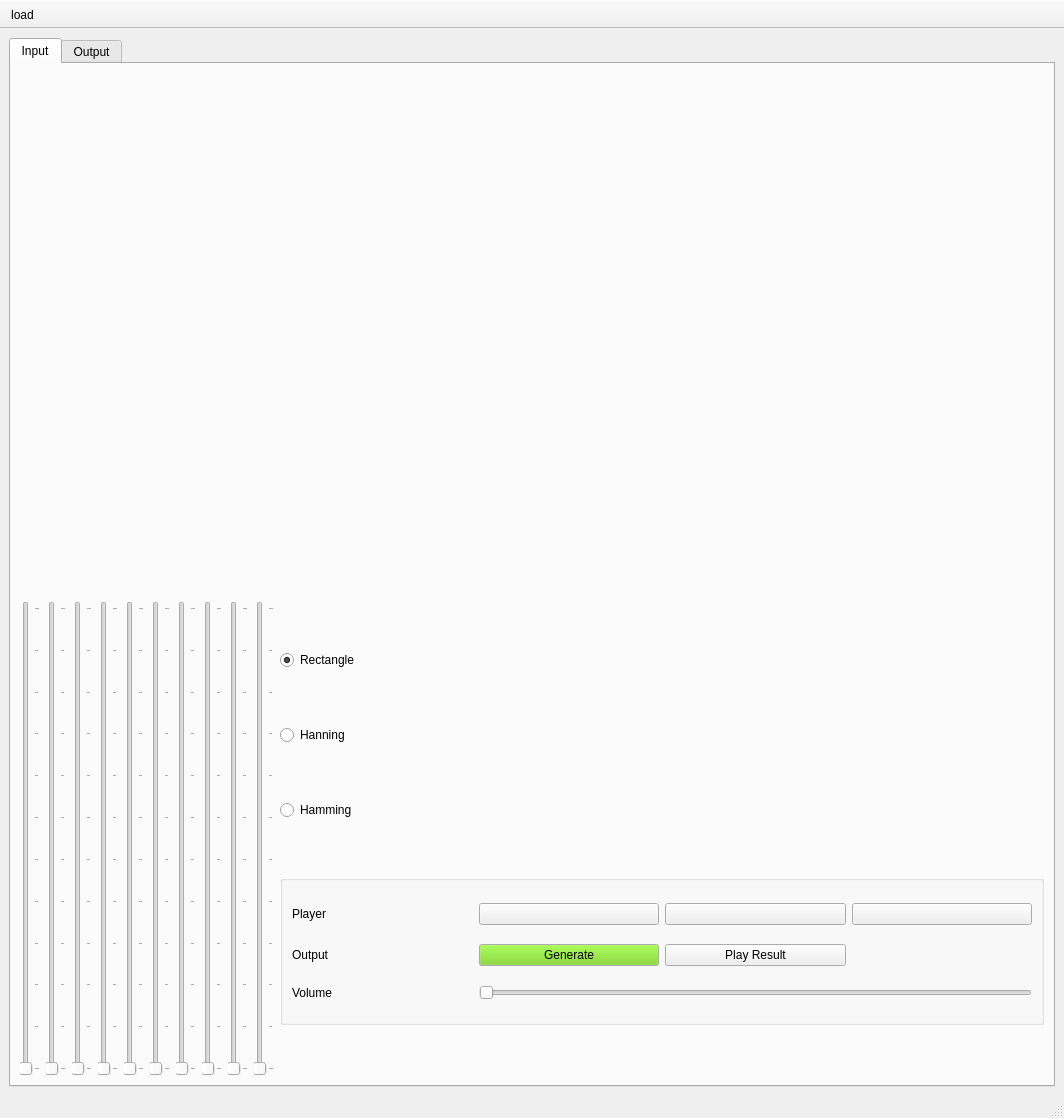
Above: Task2/testGUI.ui from Ahmad-Abdalmageed/DSP_tasks- before the change. Below: the same form after it.
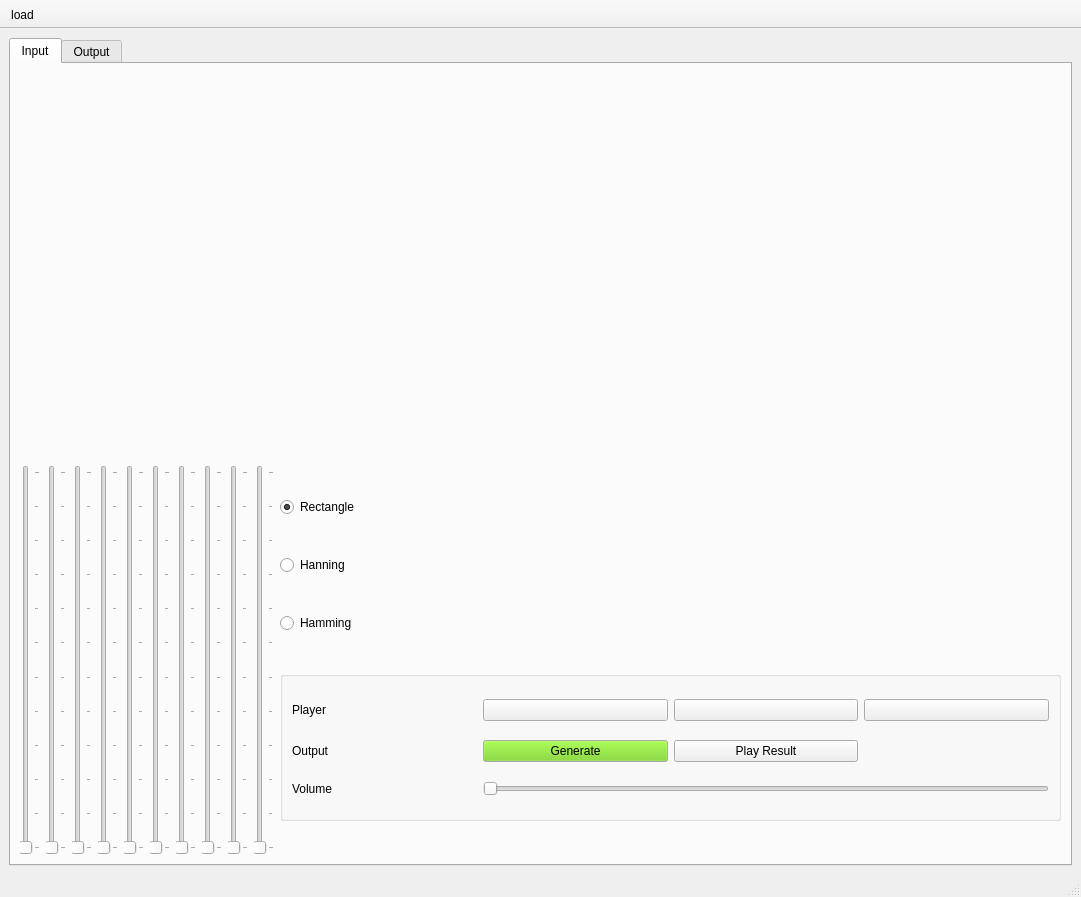
That is the form after the change. Icons and pictures are not drawn. Custom widgets are drawn as their Qt base class.

Commit message: deleted Fourier plot

Diff of the .ui file:
```diff
--- a/Task2/testGUI.ui
+++ b/Task2/testGUI.ui
@@ -6,14 +6,14 @@
    <rect>
     <x>0</x>
     <y>0</y>
-    <width>1064</width>
-    <height>1118</height>
+    <width>1081</width>
+    <height>897</height>
    </rect>
   </property>
   <property name="minimumSize">
    <size>
-    <width>820</width>
-    <height>810</height>
+    <width>600</width>
+    <height>600</height>
    </size>
   </property>
   <property name="sizeIncrement">
@@ -31,8 +31,8 @@
   <widget class="QWidget" name="centralwidget">
    <property name="minimumSize">
     <size>
-     <width>820</width>
-     <height>810</height>
+     <width>600</width>
+     <height>600</height>
     </size>
    </property>
    <layout class="QGridLayout" name="gridLayout">
@@ -58,7 +58,7 @@
         <string>Input</string>
        </attribute>
        <layout class="QGridLayout" name="gridLayout_4">
-        <item row="1" column="0">
+        <item row="2" column="0">
          <layout class="QHBoxLayout" name="horizontalLayout_3">
           <item>
            <widget class="mySlider" name="verticalSlider">
@@ -369,7 +369,7 @@
           </item>
          </layout>
         </item>
-        <item row="1" column="1">
+        <item row="2" column="1">
          <layout class="QVBoxLayout" name="verticalLayout_4" stretch="0,0,0,0">
           <property name="sizeConstraint">
            <enum>QLayout::SetMinimumSize</enum>
@@ -569,7 +569,17 @@
         </item>
         <item row="0" column="0" colspan="2">
          <layout class="QGridLayout" name="gridLayout_3">
-          <item row="4" column="0">
+          <item row="2" column="0">
+           <widget class="PlotWidget" name="inputSignalGraph" native="true">
+            <property name="minimumSize">
+             <size>
+              <width>200</width>
+              <height>130</height>
+             </size>
+            </property>
+           </widget>
+          </item>
+          <item row="3" column="0">
            <widget class="PlotWidget" name="sliderChangedGraph" native="true">
             <property name="sizePolicy">
              <sizepolicy hsizetype="Preferred" vsizetype="Preferred">
```
Left out of the diff: 24 changed lines with no effect on the pictures. The commit also changes 2 other files.
